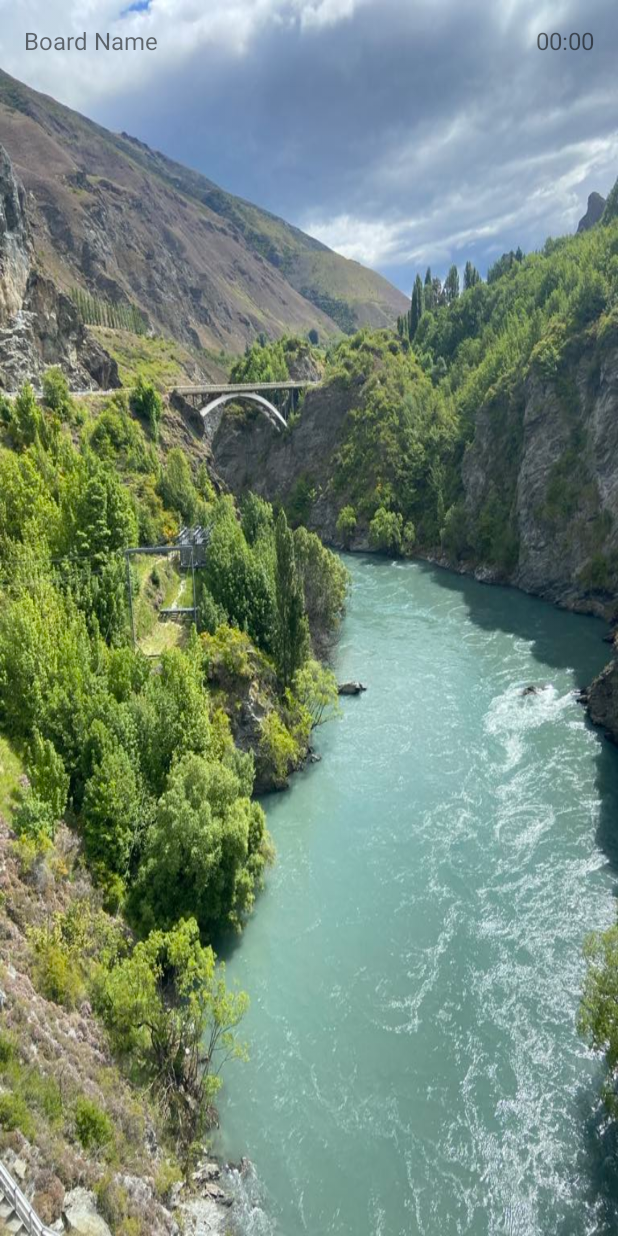
After one commit to ConnorY97/Sudoku, an Android app built with Jetpack Compose: the layout items_board.xml on its own in the app's theme, with its tools: preview values and no code run, on a phone screen of 412 x 824 dp. The commit adds this screen. Run offline under Robolectric (Android 15) with nearby library versions, the phone set to English and light mode, and no system bars.

Commit message:
Added a time to the boards. It is displayed and loaded with the boards.

```diff
--- /dev/null
+++ b/app/src/main/res/layout/items_board.xml
@@ -0,0 +1,23 @@
+<?xml version="1.0" encoding="utf-8"?>
+<LinearLayout
+    xmlns:android="http://schemas.android.com/apk/res/android"
+    android:layout_width="match_parent"
+    android:layout_height="wrap_content"
+    android:orientation="horizontal"
+    android:padding="16dp">
+
+    <TextView
+        android:id="@+id/boardName"
+        android:layout_width="0dp"
+        android:layout_height="wrap_content"
+        android:layout_weight="1"
+        android:text="@string/board_name"
+        android:textSize="16sp" />
+
+    <TextView
+        android:id="@+id/timer"
+        android:layout_width="wrap_content"
+        android:layout_height="wrap_content"
+        android:text="@string/elapsed_time"
+        android:textSize="16sp" />
+</LinearLayout>
--- a/app/src/main/res/values/strings.xml
+++ b/app/src/main/res/values/strings.xml
@@ -14,4 +14,6 @@
     <string name="board_name_input">Enter Board Name</string>
     <string name="confirm_save">Confirm Save</string>
     <string name="Sudoku">Sudoku</string>
+    <string name="elapsed_time">00:00</string>
+    <string name="board_name">Board Name</string>
 </resources>
```
Also changed, not shown: app/src/main/java/com/example/sudoku/LoadActivity.kt (+36 -8 lines), app/src/main/java/com/example/sudoku/MainActivity.kt (+73 -25 lines), app/src/main/res/layout/activity_main.xml (+9 -0 lines), 1 other file.
